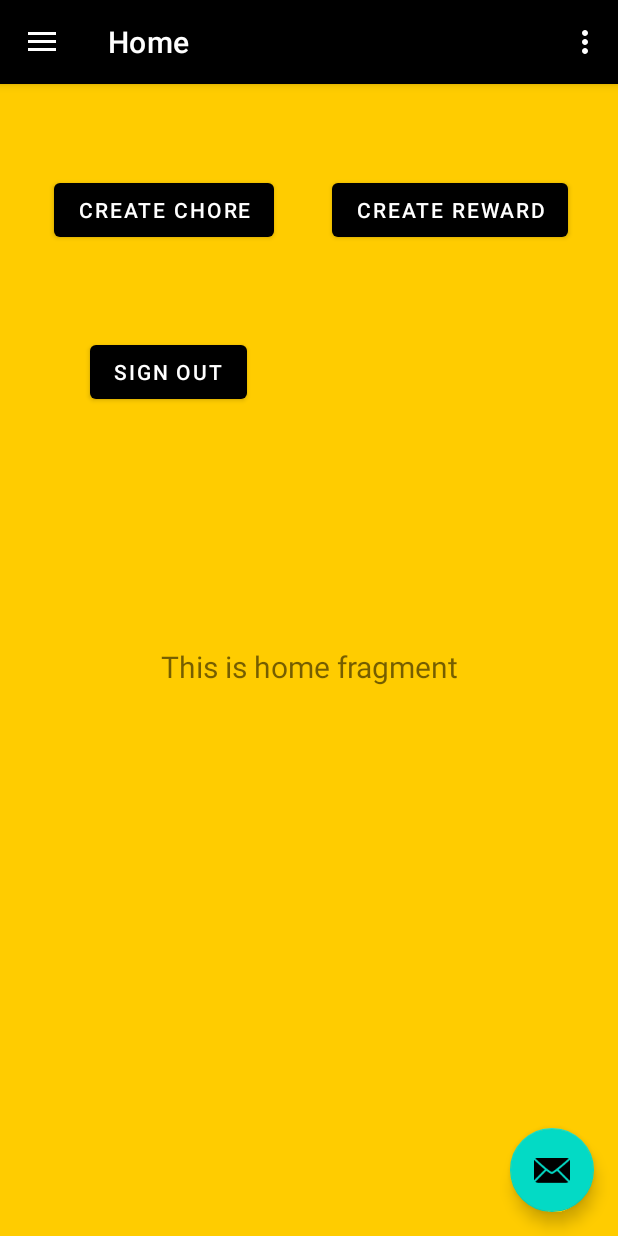
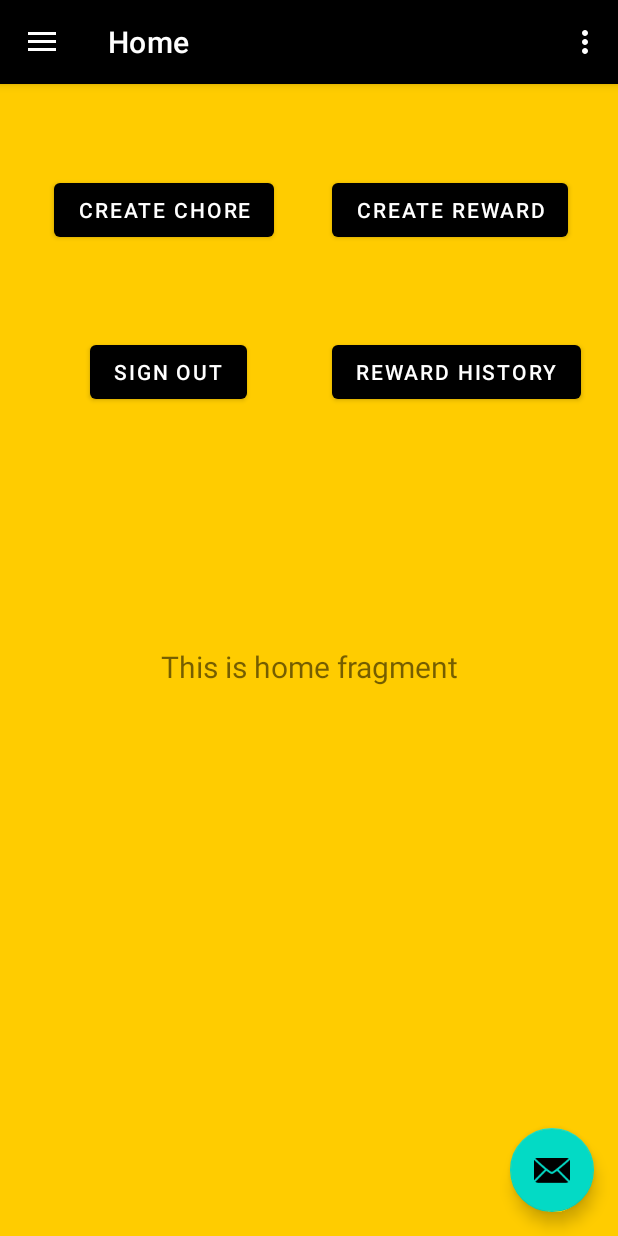
Before and after one commit to yaretzj/ChoreCenter, an Android app: the ParentNavigation screen opened directly, with no data from a screen before it, on a phone screen of 412 x 824 dp. Run offline under Robolectric (Android 15) with nearby library versions, the phone set to English and light mode, and no system bars; our stand-ins replace navigation-ui.

Commit message:
Added functionality for parent users to check the Redeemed Rewards

```diff
--- a/Android/ChoreCenterApp/app/src/main/java/com/cse403chorecenter/chorecenterapp/ParentNavigation.java
+++ b/Android/ChoreCenterApp/app/src/main/java/com/cse403chorecenter/chorecenterapp/ParentNavigation.java
@@ -39,7 +39,7 @@ public class ParentNavigation extends AppCompatActivity {
         // Passing each menu ID as a set of Ids because each
         // menu should be considered as top level destinations.
         mAppBarConfiguration = new AppBarConfiguration.Builder(
-                R.id.nav_home, R.id.nav_create_chore, R.id.nav_create_reward, R.id.nav_gallery, R.id.nav_slideshow, R.id.nav_sign_out)
+                R.id.nav_home, R.id.nav_create_chore, R.id.nav_create_reward, R.id.nav_reward_history, R.id.nav_gallery, R.id.nav_slideshow, R.id.nav_sign_out)
                 .setDrawerLayout(drawer)
                 .build();
         NavController navController = Navigation.findNavController(this, R.id.nav_host_fragment);
--- a/Android/ChoreCenterApp/app/src/main/java/com/cse403chorecenter/chorecenterapp/ui/home/HomeFragment.java
+++ b/Android/ChoreCenterApp/app/src/main/java/com/cse403chorecenter/chorecenterapp/ui/home/HomeFragment.java
@@ -67,6 +67,17 @@ public class HomeFragment extends Fragment {
             }
         });
 
+        // Reward History
+        Button bRewardHistory = (Button) view.findViewById(R.id.button_home_reward_history);
+        bRewardHistory.setOnClickListener(new View.OnClickListener()
+        {
+            @Override
+            public void onClick(View view) {
+                NavController navController = Navigation.findNavController(getActivity(), R.id.nav_host_fragment);
+                navController.navigate(R.id.nav_reward_history);
+            }
+        });
+
         return view;
     }
 }
--- a/Android/ChoreCenterApp/app/src/main/res/layout/fragment_home.xml
+++ b/Android/ChoreCenterApp/app/src/main/res/layout/fragment_home.xml
@@ -50,4 +50,15 @@
         android:text="@string/button_signout"
         app:layout_constraintStart_toStartOf="parent"
         app:layout_constraintTop_toBottomOf="@+id/button_home_create_chore" />
+
+    <Button
+        android:id="@+id/button_home_reward_history"
+        android:layout_width="wrap_content"
+        android:layout_height="wrap_content"
+        android:layout_marginTop="60dp"
+        android:text="@string/menu_reward_history"
+        app:layout_constraintEnd_toEndOf="parent"
+        app:layout_constraintHorizontal_bias="0.695"
+        app:layout_constraintStart_toEndOf="@+id/button_home_signout"
+        app:layout_constraintTop_toBottomOf="@+id/button_home_create_reward" />
 </androidx.constraintlayout.widget.ConstraintLayout>
--- a/Android/ChoreCenterApp/app/src/main/res/menu/parent_activity_main_drawer.xml
+++ b/Android/ChoreCenterApp/app/src/main/res/menu/parent_activity_main_drawer.xml
@@ -17,6 +17,10 @@
             android:icon="@drawable/ic_menu_gallery"
             android:title="@string/create_reward" />
         <item
+            android:id="@+id/nav_reward_history"
+            android:icon="@drawable/ic_menu_gallery"
+            android:title="@string/menu_reward_history" />
+        <item
             android:id="@+id/nav_gallery"
             android:icon="@drawable/ic_menu_camera"
             android:title="@string/hint_parent_code" />
--- a/Android/ChoreCenterApp/app/src/main/res/navigation/mobile_navigation.xml
+++ b/Android/ChoreCenterApp/app/src/main/res/navigation/mobile_navigation.xml
@@ -33,6 +33,11 @@
         android:label="@string/menu_redeem_reward"
         tools:layout="@layout/fragment_redeem_reward" />
     <fragment
+        android:id="@+id/nav_reward_history"
+        android:name="com.cse403chorecenter.chorecenterapp.ui.reward_history.RewardHistoryFragment"
+        android:label="@string/menu_reward_history"
+        tools:layout="@layout/fragment_reward_history" />
+    <fragment
         android:id="@+id/nav_sign_out"
         android:name="com.cse403chorecenter.chorecenterapp.ui.signout.SignoutFragment"
         android:label="@string/button_signout"
--- a/Android/ChoreCenterApp/app/src/main/res/values/strings.xml
+++ b/Android/ChoreCenterApp/app/src/main/res/values/strings.xml
@@ -13,6 +13,7 @@
     <string name="menu_home">Home</string>
     <string name="menu_gallery">Gallery</string>
     <string name="menu_slideshow">Slideshow</string>
+    <string name="menu_reward_history">Reward History</string>
     <string name="create_chore">Create Chore</string>
     <string name="create_reward">Create Reward</string>
     <string name="button_login">Login</string>
```
Also changed, not shown: Android/ChoreCenterApp/app/src/main/java/com/cse403chorecenter/chorecenterapp/ui/reward_history/RHistoryViewAdapter.java (added, +85 -0 lines), Android/ChoreCenterApp/app/src/main/java/com/cse403chorecenter/chorecenterapp/ui/reward_history/RewardHistoryFragment.java (added, +158 -0 lines), Android/ChoreCenterApp/app/src/main/res/layout/fragment_reward_history.xml (added, +18 -0 lines), Android/ChoreCenterApp/app/src/main/res/layout/text_row_reward_history_item.xml (added, +37 -0 lines).
